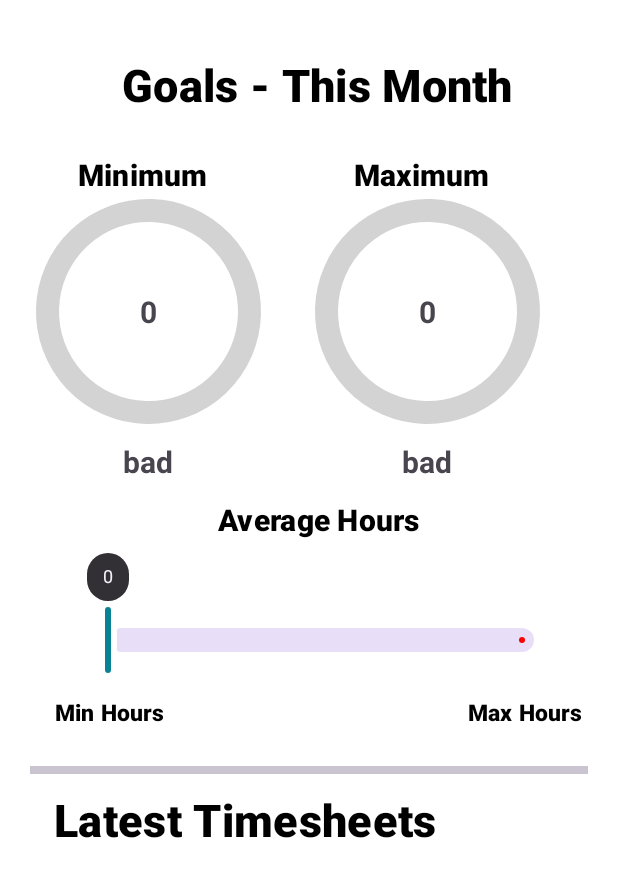
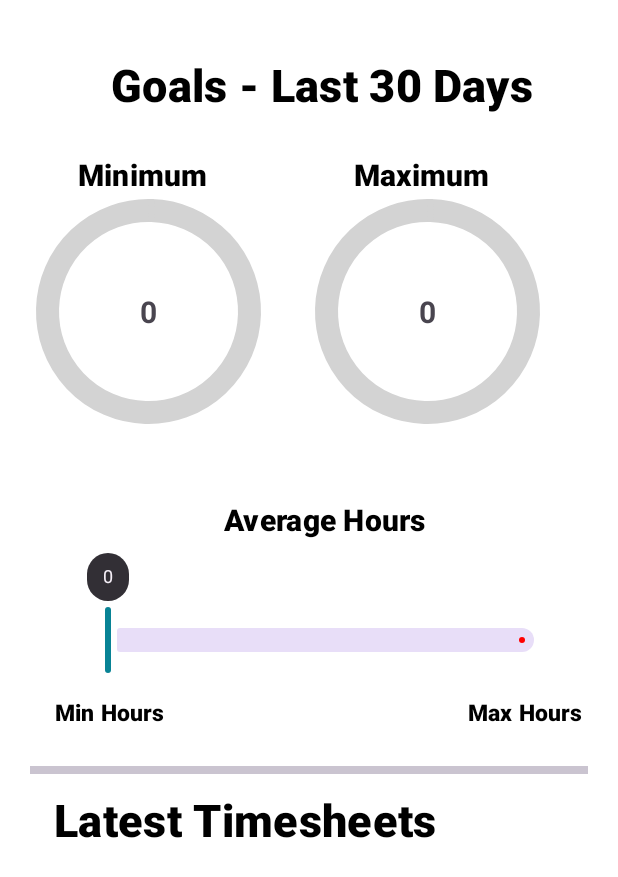
Before and after one commit to HumanClone/TimeWiseFrontEnd, an Android app: the fragment DashboardFragment shown on its own in the app's theme, on a phone screen of 412 x 824 dp. Shown: the top 877 px of the screen. Run offline under Robolectric (Android 15) with nearby library versions, the phone set to English and light mode, and no system bars; network calls fail; 7 statements that could not run were skipped.

```diff
--- a/app/build.gradle
+++ b/app/build.gradle
@@ -43,9 +43,6 @@ dependencies {
     implementation 'androidx.appcompat:appcompat:1.6.1'
     implementation 'androidx.constraintlayout:constraintlayout:2.1.4'
     implementation 'androidx.core:core-ktx:1.10.1'
-    implementation 'androidx.navigation:navigation-fragment:2.5.3'
-    implementation 'androidx.navigation:navigation-fragment-ktx:2.5.3'
-    implementation 'androidx.navigation:navigation-ui-ktx:2.5.3'
     implementation 'androidx.drawerlayout:drawerlayout:1.2.0'
     implementation("io.coil-kt:coil:2.3.0")
     implementation 'com.squareup.retrofit2:retrofit:2.9.0'
@@ -59,7 +56,6 @@ dependencies {
     implementation 'com.wdullaer:materialdatetimepicker:4.2.3'
     implementation 'com.google.android.material:material:1.7.0'
     implementation 'ru.cleverpumpkin:crunchycalendar:2.6.0'
-
     implementation 'com.github.bumptech.glide:glide:4.12.0'
     implementation 'com.google.firebase:firebase-auth-ktx:22.0.0'
     implementation 'com.google.firebase:firebase-database-ktx:20.2.2'
--- a/app/src/main/java/com/example/timewisefrontend/adapters/CategoryAdapter.kt
+++ b/app/src/main/java/com/example/timewisefrontend/adapters/CategoryAdapter.kt
@@ -37,7 +37,7 @@ class CategoryAdapter (var data: List<Category>) :
         holder.name.text=item.Name
         if (item.Totalhours.toString().isEmpty())
         {
-            holder.hourHeader.text=null
+            holder.hourHeader.text=0.toString()
         }
         holder.hours.text=item.Totalhours?.toInt().toString()
 
--- a/app/src/main/java/com/example/timewisefrontend/api/TimeWiseApi.kt
+++ b/app/src/main/java/com/example/timewisefrontend/api/TimeWiseApi.kt
@@ -67,6 +67,8 @@ interface TimeWiseApi {
     @GET("/TimeSheet/GetAllUserTimesheets")
     suspend fun getAllTimesheets(@Query("UserId")userId:String):List<TimeSheet>
 
+
+
     @GET("/TimeSheet/GetAllTimesheetsOnWeeks")
     suspend fun getTSWeek(@Query("UserId")userId:String,
                   @Query("date")Date:String):
@@ -77,7 +79,10 @@ interface TimeWiseApi {
                    @Query("date")Date:String):
             List<TimeSheet>
 
-
+    @GET("/TimeSheet/GetAllUserTimesheetsFor30Days")
+    suspend fun getTS30(@Query("UserId")userId:String,
+                        @Query("date")Date:String):
+            List<TimeSheet>
 
     //Stats Screen methods
     @GET("TimeSheet/GetAllTimesheetsInRange")
--- a/app/src/main/java/com/example/timewisefrontend/fragments/GraphFragment.kt
+++ b/app/src/main/java/com/example/timewisefrontend/fragments/GraphFragment.kt
@@ -67,7 +67,7 @@ class GraphFragment : Fragment() {
             val drawerLayout: DrawerLayout = requireActivity().findViewById(R.id.drawer_layout)
             drawerLayout.open()
         }
-        temp= UserDetails.ts.groupBy { it.date }.map { (date, list) ->
+        temp= UserDetails.ts.reversed().groupBy { it.date }.map { (date, list) ->
             GraphData(
                 date = format.parse(date!!.substring(0,10))!!,
                 dateString= date.substring(0,10),
@@ -198,7 +198,7 @@ class GraphFragment : Fragment() {
    private fun updateGraph(start:String, end:String)
     {
         val format = SimpleDateFormat("yyyy-MM-dd")
-        temp= UserDetails.ts.filter {
+        temp= UserDetails.ts.reversed().filter {
             format.parse(it.date!!.substring(0,10))!!.after(format.parse(start))
                     && format.parse(it.date.substring(0,10))!!.before(format.parse(end))
         }.groupBy { it.date }.map { (date, list) ->
--- a/app/src/main/java/com/example/timewisefrontend/fragments/StatsFragment.kt
+++ b/app/src/main/java/com/example/timewisefrontend/fragments/StatsFragment.kt
@@ -11,6 +11,7 @@ import android.widget.ArrayAdapter
 import android.widget.AutoCompleteTextView
 import android.widget.TextView
 import androidx.appcompat.widget.Toolbar
+import androidx.drawerlayout.widget.DrawerLayout
 
 import androidx.recyclerview.widget.LinearLayoutManager
 import androidx.recyclerview.widget.RecyclerView
@@ -72,6 +73,10 @@ class StatsFragment : Fragment() {
         val toolbar: Toolbar =  requireActivity().findViewById(R.id.toolbar)
         toolbar.navigationIcon=resources.getDrawable(R.drawable.vector_nav)
         toolbar.title=getString(R.string.Stats)
+        toolbar.setNavigationOnClickListener {
+            val drawerLayout: DrawerLayout = requireActivity().findViewById(R.id.drawer_layout)
+            drawerLayout.open()
+        }
         tabLay=view.findViewById(R.id.tabLay)
         progress=view.findViewById(R.id.progressStats)
         category=view.findViewById(R.id.CatFieldStat)
--- a/app/src/main/java/com/example/timewisefrontend/screens/MainMenuActivity.kt
+++ b/app/src/main/java/com/example/timewisefrontend/screens/MainMenuActivity.kt
@@ -125,7 +125,7 @@ class MainMenuActivity : AppCompatActivity() {
                 AppCompatDelegate.setDefaultNightMode(AppCompatDelegate.MODE_NIGHT_NO)
                 delegate.applyDayNight()
             }
-
+            binding.navView.setCheckedItem(R.id.nav_dashboard)
             Log.d("testing","onCheckedChanged: $isChecked")
         }
         binding.apply {
--- a/app/src/main/java/com/example/timewisefrontend/screens/RegisterActivity.kt
+++ b/app/src/main/java/com/example/timewisefrontend/screens/RegisterActivity.kt
@@ -121,10 +121,12 @@ class RegisterActivity : AppCompatActivity() {
                             1,
                             0
                         )
-                        //addUser(user)
+
                         addUser(user)
                         UserDetails.userId = it.uid
                         UserDetails.job=inputUserJob.text.toString()
+                        UserDetails.max= 1
+                        UserDetails.min=0
 
                         mLoadingBar.dismiss()
                     }
--- a/app/src/main/res/layout/fragment_dashboard.xml
+++ b/app/src/main/res/layout/fragment_dashboard.xml
@@ -24,6 +24,7 @@
             android:layout_gravity="center"
             android:textColor="?attr/colorOnSecondary"
             android:textSize="30dp"
+            android:paddingEnd="20dp"
             android:textStyle="bold"
             style="@style/Widget.Material3.Button.ElevatedButton.Icon"
             android:text="@string/goals_this_month"/>
@@ -76,7 +77,6 @@
                     android:layout_marginBottom="0dp"
                     android:elevation="1dp"
                     android:gravity="center"
-                    android:text="bad"
                     android:textAlignment="center"
                     android:textSize="20dp"
                     android:textStyle="bold" />
@@ -143,7 +143,6 @@
                     android:layout_marginBottom="0dp"
                     android:elevation="1dp"
                     android:gravity="center"
-                    android:text="bad"
                     android:textAlignment="center"
                     android:textSize="20dp"
                     android:textStyle="bold"/>
@@ -168,8 +167,10 @@
             android:layout_width="wrap_content"
             android:textColor="?attr/colorOnSecondary"
             android:layout_height="wrap_content"
+            android:paddingEnd="20dp"
+            android:paddingStart="20dp"
             android:textSize="20dp"
-            android:layout_gravity="center"
+            android:layout_gravity="center_horizontal"
             android:textStyle="bold"
             style="@style/Widget.Material3.Button.ElevatedButton.Icon"
             android:text="@string/average_hours"/>
@@ -184,6 +185,7 @@
             app:trackColorActive="@color/red"
             app:labelBehavior="visible"
             android:layout_marginStart="30dp"
+            android:layout_marginEnd="30dp"
             android:valueFrom="0.0"
             android:valueTo="1.0"
             android:elevation="0dp"
@@ -197,7 +199,6 @@
                 android:layout_height="wrap_content"
                 android:textSize="15dp"
                 android:textColor="?attr/colorOnSecondary"
-                android:layout_marginStart="0dp"
                 android:textStyle="bold"
                 style="@style/Widget.Material3.Button.ElevatedButton.Icon"
                 android:text="@string/min_hours"/>
--- a/app/src/main/res/layout/timesheet_card_item.xml
+++ b/app/src/main/res/layout/timesheet_card_item.xml
@@ -88,10 +88,11 @@
 
                     <TextView
                         android:id="@+id/TSdescription"
-                        android:layout_width="280dp"
+                        android:layout_width="wrap_content"
+                        android:maxWidth="200dp"
                         android:layout_height="wrap_content"
                         android:maxHeight="60dp"
-                        android:layout_marginEnd="16dp"
+                        android:layout_marginEnd="20dp"
                         android:layout_marginBottom="16dp"
                         android:text="@string/des"
                         android:textSize="15dp"
--- a/app/src/main/res/values/strings.xml
+++ b/app/src/main/res/values/strings.xml
@@ -81,7 +81,7 @@
     <string name="nav_help">nav_help</string>
     <string name="no_results_found">No Results Found</string>
     <string name="add_sheet">Add Sheet</string>
-    <string name="goals_this_month">Goals - This Month</string>
+    <string name="goals_this_month">Goals - Last 30 Days</string>
     <string name="minimum">Minimum</string>
     <string name="maximum">Maximum</string>
     <string name="average_hours">Average Hours</string>
```
Also changed, not shown: app/src/main/java/com/example/timewisefrontend/fragments/DashboardFragment.kt (+32 -18 lines), app/src/main/java/com/example/timewisefrontend/fragments/TimeSheetFragment.kt (+67 -7 lines), app/src/main/res/layout/timesheet_list_item.xml (+4 -4 lines).
